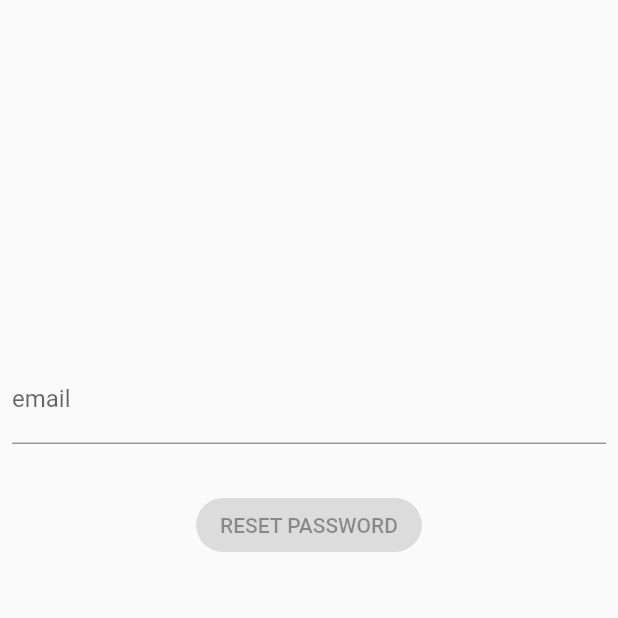
After one commit to AshereLoker/testing_app, a Flutter app: the screen it shows after launch, after a tap on "Forget password?", on a phone screen of 412 x 824 dp, the top half of it. The commit adds this screen. Run offline on Flutter 3.47's test engine with Material 2 defaults, Android fonts, the phone set to English and light mode, and no system bars; our stand-ins replace bloc, equatable, firebase_auth, firebase_core, flutter_bloc, formz; missing offline and left inert: flutter_facebook_login, pedantic; accounts and stored records are empty.

Commit message:
Created reset cubit, form and screen.

```diff
--- a/lib/data/repositories/authentication_repository.dart
+++ b/lib/data/repositories/authentication_repository.dart
@@ -95,6 +95,9 @@ class AuthenticationRepository {
     }
   }
 
+  Future<void> resetPassword({@required String email}) =>
+      _firebaseAuth.sendPasswordResetEmail(email: email);
+
   Stream<UserModel> get user {
     return _firebaseAuth.authStateChanges().map((firebaseUser) {
       return firebaseUser == null ? UserModel.empty : firebaseUser.toUser;
--- /dev/null
+++ b/lib/logic/cubits/reset_password/reset_password_cubit.dart
@@ -0,0 +1,37 @@
+import 'package:awesome_authentication_app/data/models/email_model.dart';
+import 'package:awesome_authentication_app/data/repositories/authentication_repository.dart';
+import 'package:bloc/bloc.dart';
+import 'package:equatable/equatable.dart';
+import 'package:formz/formz.dart';
+import 'package:meta/meta.dart';
+
+part 'reset_password_state.dart';
+
+class ResetPasswordCubit extends Cubit<ResetPasswordState> {
+  ResetPasswordCubit(
+      {@required AuthenticationRepository authenticationRepository})
+      : _authenticationRepository = authenticationRepository,
+        super(ResetPasswordState());
+
+  final AuthenticationRepository _authenticationRepository;
+
+  void emailChanged(String value) {
+    final email = EmailModel.dirty(value);
+    emit(state.copyWith(
+      email: email,
+      status: Formz.validate([email]),
+    ));
+  }
+
+  Future<void> resetPassword() async {
+    emit(state.copyWith(status: FormzStatus.submissionInProgress));
+    try {
+      await _authenticationRepository.resetPassword(email: state.email.value);
+      emit(state.copyWith(status: FormzStatus.submissionSuccess));
+    } on Exception {
+      emit(state.copyWith(status: FormzStatus.submissionFailure));
+    } on NoSuchMethodError {
+      emit(state.copyWith(status: FormzStatus.pure));
+    }
+  }
+}
--- /dev/null
+++ b/lib/logic/cubits/reset_password/reset_password_state.dart
@@ -0,0 +1,25 @@
+part of 'reset_password_cubit.dart';
+
+@immutable
+class ResetPasswordState extends Equatable {
+  const ResetPasswordState({
+    this.email = const EmailModel.pure(),
+    this.status = FormzStatus.pure,
+  });
+
+  final EmailModel email;
+  final FormzStatus status;
+
+  ResetPasswordState copyWith({
+    EmailModel email,
+    FormzStatus status,
+  }) {
+    return ResetPasswordState(
+      email: email ?? this.email,
+      status: status ?? this.status,
+    );
+  }
+
+  @override
+  List<Object> get props => [email];
+}
--- /dev/null
+++ b/lib/presentation/screens/auntentication_screens/reset_password_screen.dart
@@ -0,0 +1,29 @@
+import 'package:awesome_authentication_app/data/repositories/authentication_repository.dart';
+import 'package:awesome_authentication_app/logic/cubits/reset_password/reset_password_cubit.dart';
+import 'package:awesome_authentication_app/presentation/widgets/reset_password_form.dart';
+import 'package:flutter/material.dart';
+import 'package:flutter_bloc/flutter_bloc.dart';
+
+class ResetPasswordScreen extends StatelessWidget {
+  Route route() {
+    return MaterialPageRoute<void>(builder: (_) => ResetPasswordScreen());
+  }
+
+  @override
+  Widget build(BuildContext context) {
+    return Scaffold(
+      body: Padding(
+        padding: const EdgeInsets.all(8.0),
+        child: BlocProvider(
+          create: (context) {
+            return ResetPasswordCubit(
+              authenticationRepository:
+                  RepositoryProvider.of<AuthenticationRepository>(context),
+            );
+          },
+          child: ResetPasswordForm(),
+        ),
+      ),
+    );
+  }
+}
--- /dev/null
+++ b/lib/presentation/widgets/reset_password_form.dart
@@ -0,0 +1,97 @@
+import 'package:awesome_authentication_app/logic/cubits/reset_password/reset_password_cubit.dart';
+import 'package:flutter/material.dart';
+import 'package:flutter_bloc/flutter_bloc.dart';
+import 'package:formz/formz.dart';
+
+class ResetPasswordForm extends StatelessWidget {
+  @override
+  Widget build(BuildContext context) {
+    return BlocListener<ResetPasswordCubit, ResetPasswordState>(
+      listener: (context, state) {
+        if (state.status.isSubmissionFailure) {
+          ScaffoldMessenger.of(context)
+            ..hideCurrentSnackBar()
+            ..showSnackBar(
+              const SnackBar(content: Text('Reset Password Failure')),
+            );
+        }
+      },
+      child: Align(
+        alignment: const Alignment(0, -1 / 3),
+        child: SingleChildScrollView(
+          child: Column(
+            mainAxisSize: MainAxisSize.min,
+            children: [
+              const SizedBox(
+                height: 8.0,
+              ),
+              _EmailForm(),
+              const SizedBox(
+                height: 8.0,
+              ),
+              _ResetButton(),
+            ],
+          ),
+        ),
+      ),
+    );
+  }
+}
+
+class _EmailForm extends StatelessWidget {
+  @override
+  Widget build(BuildContext context) {
+    return BlocBuilder<ResetPasswordCubit, ResetPasswordState>(
+      buildWhen: (previous, current) => previous.email != current.email,
+      builder: (context, state) {
+        return TextField(
+          key: const Key('resetPasswordForm_emailInput_textField'),
+          onChanged: (email) =>
+              context.read<ResetPasswordCubit>().emailChanged(email),
+          keyboardType: TextInputType.emailAddress,
+          decoration: InputDecoration(
+            labelText: 'email',
+            helperText: '',
+            errorText: state.email.invalid ? 'invalid email' : null,
+          ),
+        );
+      },
+    );
+  }
+}
+
+class _ResetButton extends StatelessWidget {
+  @override
+  Widget build(BuildContext context) {
+    return BlocBuilder<ResetPasswordCubit, ResetPasswordState>(
+      buildWhen: (previous, current) => previous.status != current.status,
+      builder: (context, state) {
+        return state.status.isSubmissionInProgress
+            ? const CircularProgressIndicator()
+            : ElevatedButton(
+                key: const Key('resetPasswordForm_continue_elevatedButton'),
+                style: ElevatedButton.styleFrom(
+                  shape: RoundedRectangleBorder(
+                    borderRadius: BorderRadius.circular(30.0),
+                  ),
+                  primary: const Color(0xFFFFD600),
+                ),
+                child: const Text('RESET PASSWORD'),
+                onPressed: state.status.isValidated
+                    ? () {
+                        context.read<ResetPasswordCubit>().resetPassword();
+                        ScaffoldMessenger.of(context)
+                          ..hideCurrentSnackBar()
+                          ..showSnackBar(
+                            const SnackBar(
+                                content: Text(
+                                    'Check your email and reset password')),
+                          );
+                        Navigator.pop(context);
+                      }
+                    : null,
+              );
+      },
+    );
+  }
+}
--- a/lib/presentation/widgets/sign_in_form.dart
+++ b/lib/presentation/widgets/sign_in_form.dart
@@ -1,3 +1,4 @@
+import 'package:awesome_authentication_app/presentation/screens/auntentication_screens/reset_password_screen.dart';
 import 'package:flutter/material.dart';
 import 'package:flutter_bloc/flutter_bloc.dart';
 import 'package:formz/formz.dart';
@@ -43,6 +44,7 @@ class SignInForm extends StatelessWidget {
             const SizedBox(
               height: 8.0,
             ),
+            _ResetPasswordButton(),
           ],
         ),
       ),
@@ -142,7 +144,7 @@ class _SignUpButton extends StatelessWidget {
   Widget build(BuildContext context) {
     final theme = Theme.of(context);
     return TextButton(
-      key: const Key('loginForm_createAccount_flatButton'),
+      key: const Key('signInForm_createAccount_flatButton'),
       child: Text(
         'CREATE ACCOUNT',
         style: TextStyle(color: theme.primaryColor),
@@ -151,3 +153,19 @@ class _SignUpButton extends StatelessWidget {
     );
   }
 }
+
+class _ResetPasswordButton extends StatelessWidget {
+  @override
+  Widget build(BuildContext context) {
+    final theme = Theme.of(context);
+    return TextButton(
+      key: const Key('signInForm_resetPassword_flatButton'),
+      child: Text(
+        'Forget password?',
+        style: TextStyle(color: theme.primaryColor),
+      ),
+      onPressed: () =>
+          Navigator.of(context).push<void>(ResetPasswordScreen().route()),
+    );
+  }
+}
```
